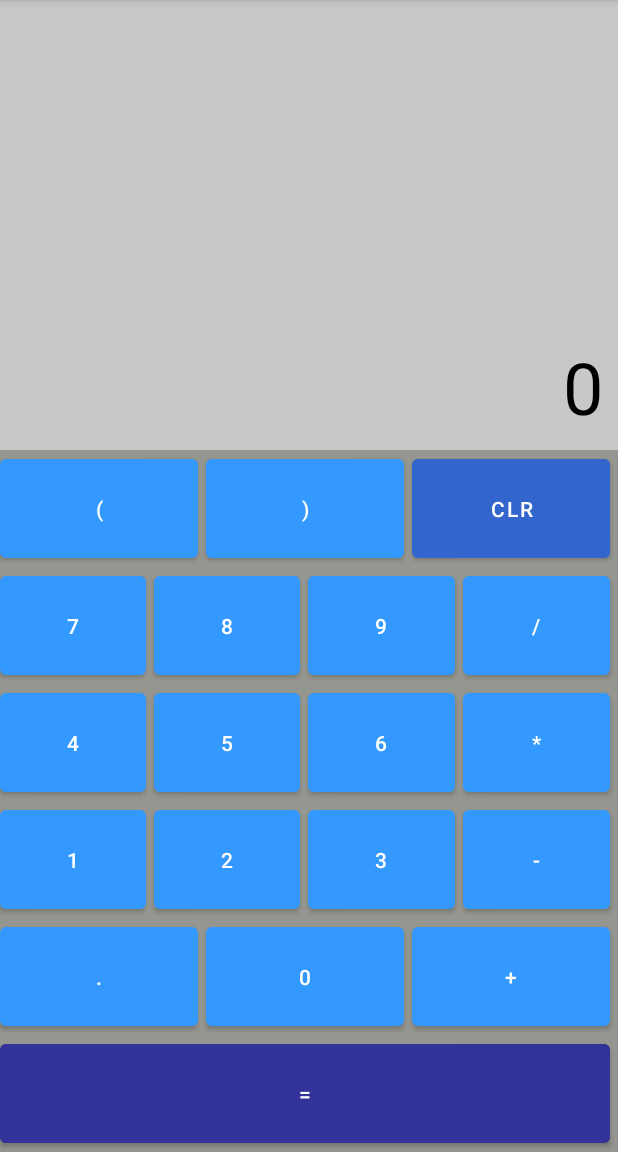
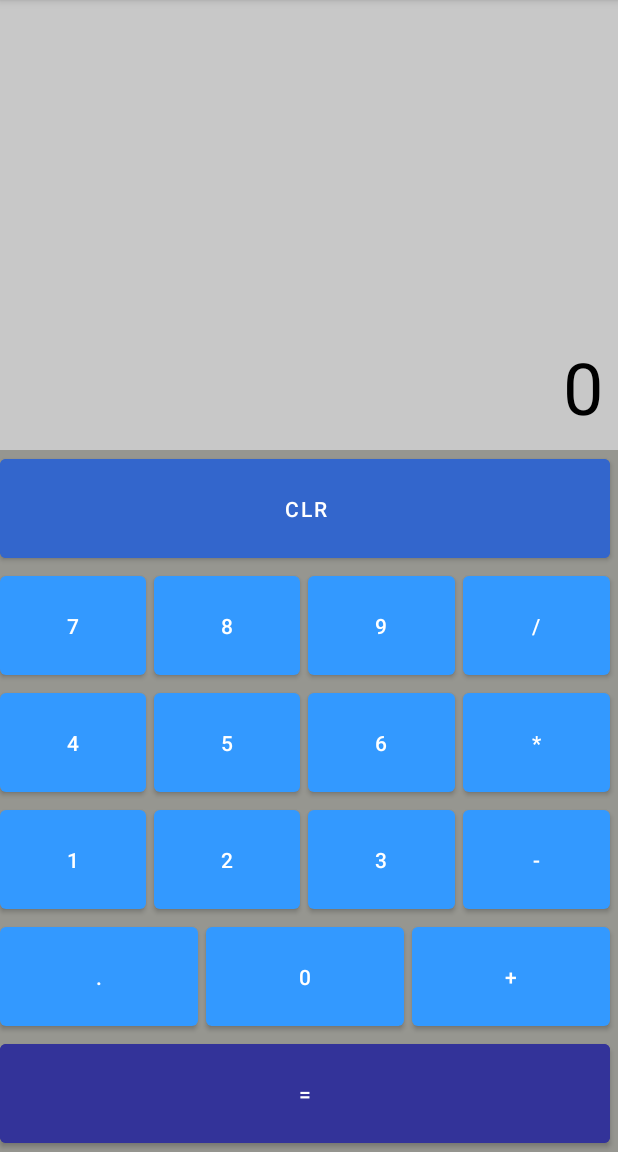
Before and after one commit to twlai251/My-Android-Calculator, an Android app: the screen it shows after launch (MainActivity), on a phone screen of 412 x 824 dp, the part 84-1236 px from its top. Run offline under Robolectric (Android 15) with nearby library versions, the phone set to English and light mode, and no system bars.

```diff
--- a/app/src/main/java/com/example/mycalculator/MainActivity.kt
+++ b/app/src/main/java/com/example/mycalculator/MainActivity.kt
@@ -142,6 +142,8 @@ class MainActivity : AppCompatActivity() {
 
                     var one = splitValue[0] // Value One
                     val two = splitValue[1] // Value Two
+
+
                     tvInput?.text = (one.toDouble() - two.toDouble()).toString()
 
                 }
--- a/app/src/main/res/layout/activity_main.xml
+++ b/app/src/main/res/layout/activity_main.xml
@@ -34,25 +34,25 @@
         >
 
         <!--  parentheses -->
-        <Button
-            android:id="@+id/btnParOpen"
-            android:layout_width="0dp"
-            android:layout_marginEnd="5dp"
-            android:layout_height="match_parent"
-            android:layout_weight="1"
-            android:text="("
-            android:onClick="onDigit"
-        />
+<!--        <Button-->
+<!--            android:id="@+id/btnParOpen"-->
+<!--            android:layout_width="0dp"-->
+<!--            android:layout_marginEnd="5dp"-->
+<!--            android:layout_height="match_parent"-->
+<!--            android:layout_weight="1"-->
+<!--            android:text="("-->
+<!--            android:onClick="onDigit"-->
+<!--        />-->
 
-        <Button
-            android:id="@+id/btnParClose"
-            android:layout_width="0dp"
-            android:layout_marginEnd="5dp"
-            android:layout_height="match_parent"
-            android:layout_weight="1"
-            android:text=")"
-            android:onClick="onDigit"
-        />
+<!--        <Button-->
+<!--            android:id="@+id/btnParClose"-->
+<!--            android:layout_width="0dp"-->
+<!--            android:layout_marginEnd="5dp"-->
+<!--            android:layout_height="match_parent"-->
+<!--            android:layout_weight="1"-->
+<!--            android:text=")"-->
+<!--            android:onClick="onDigit"-->
+<!--        />-->
 
         <!--    Clear Button    -->
         <Button
```
Also changed, not shown: 2 other files.
